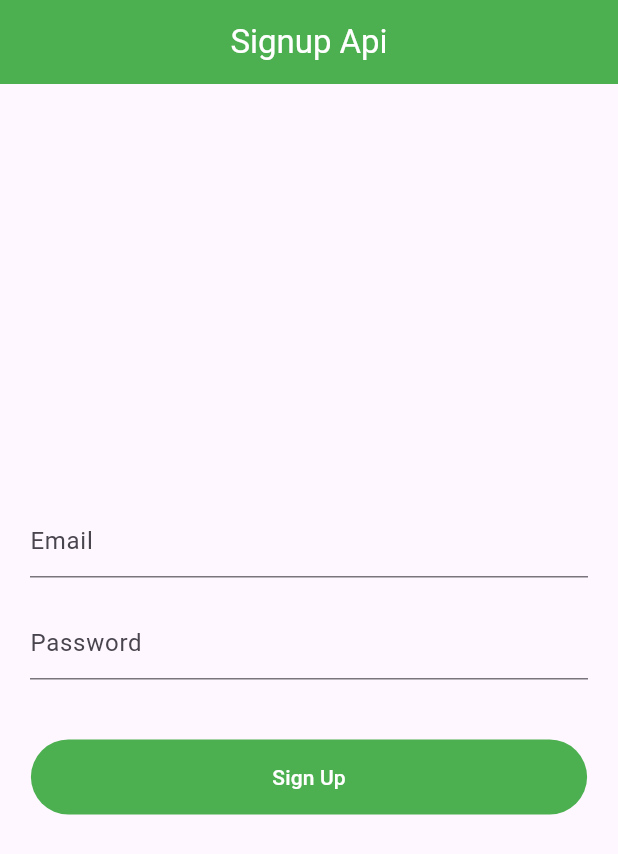
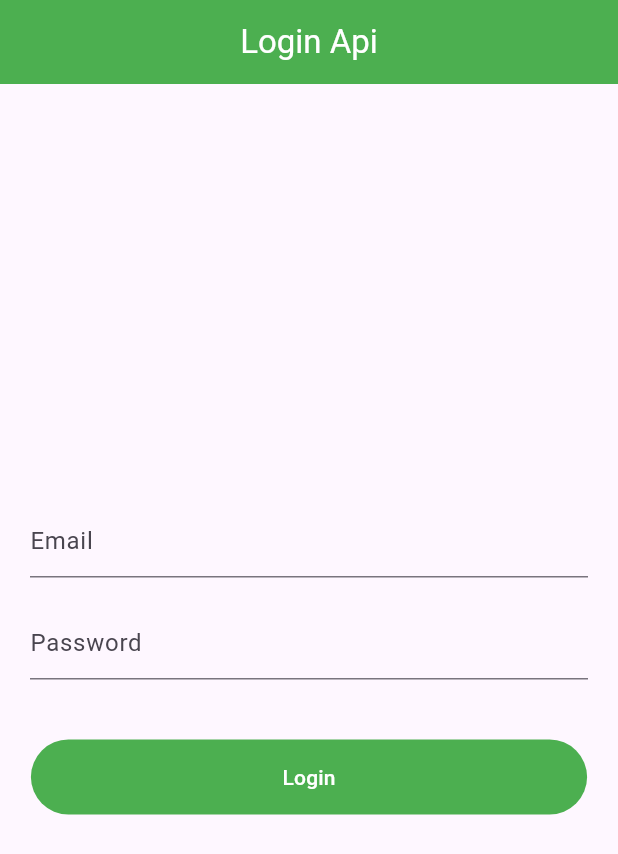
Before and after one commit to ahmedkaimkhani/Practice-Of-Api, a Flutter app: the screen it shows after launch, on a phone screen of 412 x 824 dp. Shown: the top 854 px of the screen. Run offline on Flutter 3.47's test engine with Material 3 defaults, Android fonts, the light colour scheme and no system bars.

Commit message:
Login Api

```diff
--- a/lib/main.dart
+++ b/lib/main.dart
@@ -1,5 +1,5 @@
 import 'package:flutter/material.dart';
-import 'package:repractice/yt%20rest%20api/signup_api.dart';
+import 'package:repractice/yt%20rest%20api/login_api.dart';
 
 void main() {
   runApp(const MyApp());
@@ -14,7 +14,7 @@
     return MaterialApp(
       debugShowCheckedModeBanner: false,
       title: 'Flutter Demo',
-      home: SignUpApi(),
+      home: LoginApi(),
     );
   }
 }
--- /dev/null
+++ b/lib/yt rest api/login_api.dart
@@ -0,0 +1,81 @@
+import 'dart:convert';
+
+import 'package:flutter/material.dart';
+import 'package:http/http.dart';
+
+class LoginApi extends StatelessWidget {
+  LoginApi({super.key});
+
+  final emailController = TextEditingController();
+  final passwordController = TextEditingController();
+
+  void login(String email, password) async {
+    try {
+      Response response =
+          await post(Uri.parse('https://reqres.in/api/login'), body: {
+        'email': email,
+        'password': password,
+      });
+      if (response.statusCode == 200) {
+        var data = jsonDecode(response.body.toString());
+        print(data['token']);
+        print('Login Successfully');
+      } else {
+        print('api failed');
+      }
+    } catch (e) {
+      print(e.toString());
+    }
+  }
+
+  @override
+  Widget build(BuildContext context) {
+    return Scaffold(
+      appBar: AppBar(
+        backgroundColor: Colors.green,
+        centerTitle: true,
+        title: const Text(
+          'Login Api',
+          style: TextStyle(color: Colors.white),
+        ),
+      ),
+      body: Padding(
+        padding: const EdgeInsets.all(20),
+        child: Column(
+          crossAxisAlignment: CrossAxisAlignment.center,
+          mainAxisAlignment: MainAxisAlignment.center,
+          children: [
+            TextFormField(
+              controller: emailController,
+              decoration: const InputDecoration(hintText: 'Email'),
+            ),
+            const SizedBox(
+              height: 20,
+            ),
+            TextFormField(
+              controller: passwordController,
+              decoration: const InputDecoration(hintText: 'Password'),
+            ),
+            const SizedBox(
+              height: 40,
+            ),
+            SizedBox(
+              height: 50,
+              width: MediaQuery.of(context).size.width * 0.9,
+              child: TextButton(
+                style: TextButton.styleFrom(backgroundColor: Colors.green),
+                onPressed: () {
+                  login(emailController.text, passwordController.text);
+                },
+                child: const Text(
+                  'Login',
+                  style: TextStyle(color: Colors.white),
+                ),
+              ),
+            ),
+          ],
+        ),
+      ),
+    );
+  }
+}
```
